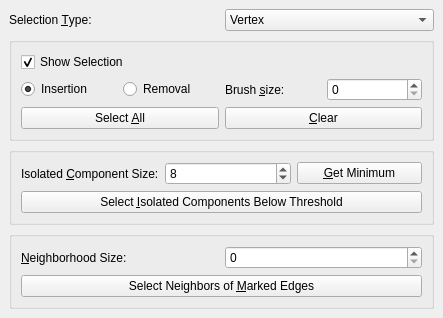
First picture: the form in Polyhedron/demo/Polyhedron/Selection_widget.ui, repository CGAL/cgal, before the edit.
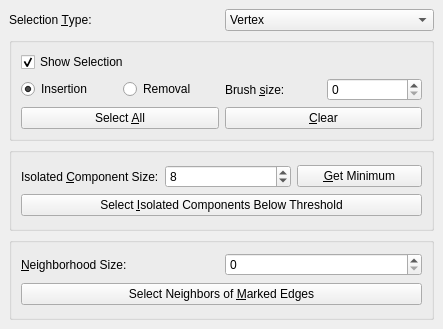
Second picture: the form after the edit.

Patch:
```diff
--- a/Polyhedron/demo/Polyhedron/Selection_widget.ui
+++ b/Polyhedron/demo/Polyhedron/Selection_widget.ui
@@ -7,7 +7,7 @@
     <x>0</x>
     <y>0</y>
     <width>443</width>
-    <height>311</height>
+    <height>329</height>
    </rect>
   </property>
   <property name="toolTip">
```
Left out of the diff: 6 changed lines with no effect on the pictures.
